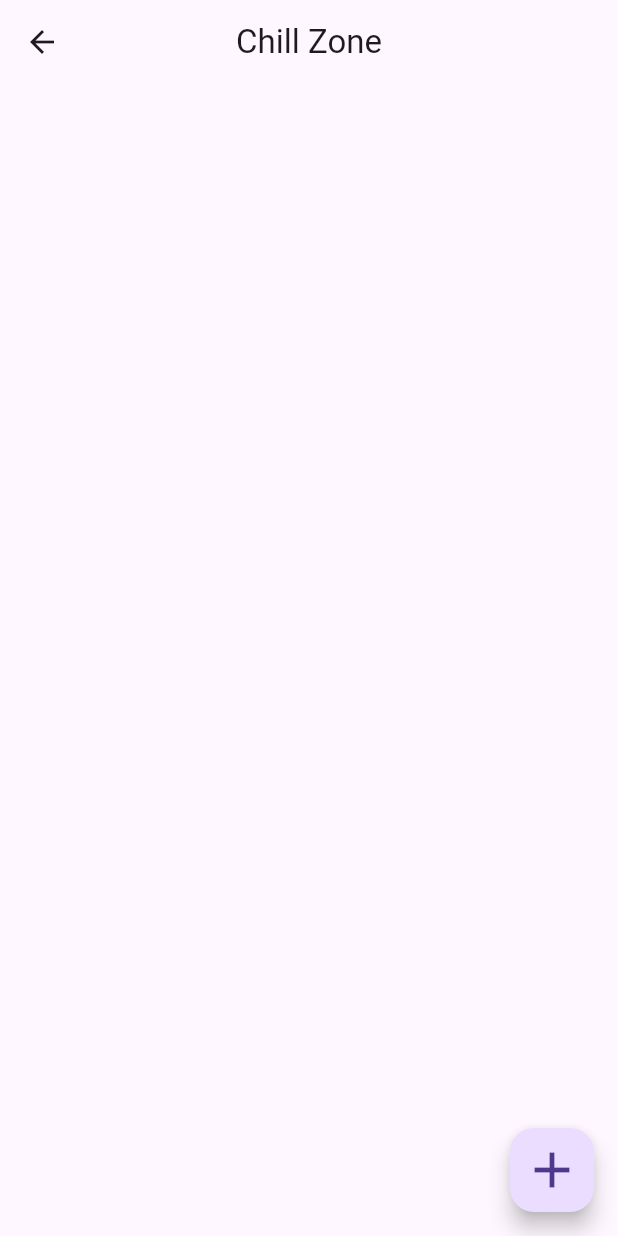
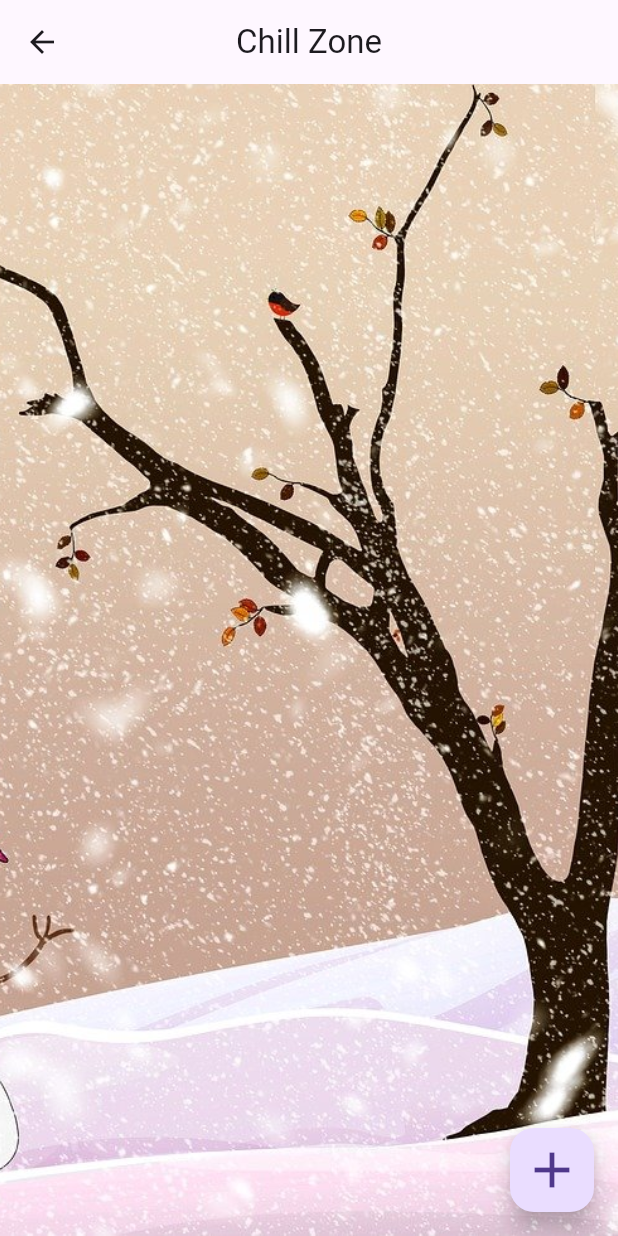
Before and after one commit to YanWuGit/MyFridge, a Flutter app: the screen it shows after launch, after a tap on "Chill Zone", on a phone screen of 412 x 824 dp. Run offline on Flutter 3.47's test engine with Material 3 defaults, Android fonts, the phone set to English and light mode, and no system bars; our stand-ins replace camera, get, hive, hive_flutter, permission_handler; accounts and stored records are empty; generated files the repository leaves out were written again.

Commit message:
adding background image for zone pages

```diff
--- a/lib/my_fridge.dart
+++ b/lib/my_fridge.dart
@@ -95,7 +95,9 @@ class _MyFridgeState extends State<MyFridge> {
                             builder: (_) => Zone(
                                 zoneName: zoneClass.zoneName,
                                 zoneLayers: zoneClass.zoneLayers,
-                                items: zoneClass.items),
+                                items: zoneClass.items,
+                                bgImagePath: zoneClass.zoneBGImage,
+                            ),
                           ),
                         );
                       },
--- a/lib/zones/zone.dart
+++ b/lib/zones/zone.dart
@@ -9,11 +9,13 @@ class Zone extends StatefulWidget {
   final String zoneName;
   final int zoneLayers;
   final List<ItemClass> items;
+  final String bgImagePath;
 
   const Zone(
       {required this.zoneName,
       required this.zoneLayers,
       required this.items,
+      required this.bgImagePath,
       super.key});
 
   @override
@@ -116,7 +118,13 @@ class _ZoneState extends State<Zone> {
         title: Text(widget.zoneName),
         centerTitle: true,
       ),
-      body: Wrap(
+      body: Stack(children: <Widget>[
+        Container(
+          decoration: BoxDecoration(
+              image: DecorationImage(
+                  image: AssetImage(widget.bgImagePath), fit: BoxFit.cover)),
+        ),
+        Wrap(
           children: displayedItems
               .map((item) => Item(
                     item: item,
@@ -127,6 +135,7 @@ class _ZoneState extends State<Zone> {
                   ))
               .toList(),
         ),
+      ]),
       floatingActionButton: FloatingActionButton(
           child: const Icon(
             Icons.add,
```
Lines whose indentation alone changed are shown as unchanged.
